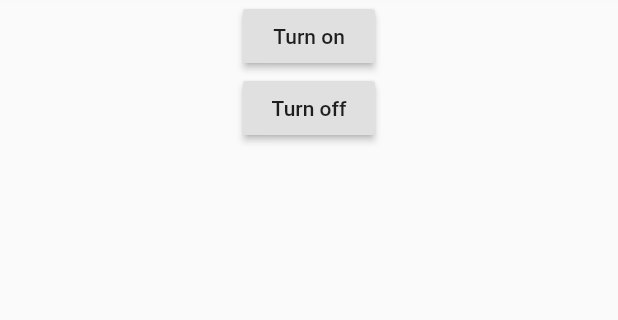
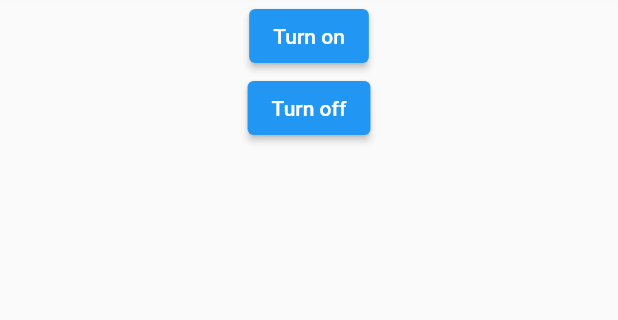
Before and after one commit to RyanYuanHu/flashlight, a Flutter app: the screen it shows after launch, on a phone screen of 412 x 824 dp, the part 108-428 px from its top. Run offline on Flutter 3.47's test engine with Material 2 defaults, Android fonts, the phone set to English and light mode, and no system bars.

Commit message:
add null safety support

```diff
--- a/example/lib/main.dart
+++ b/example/lib/main.dart
@@ -1,8 +1,5 @@
+import 'package:flashlight/flashlight.dart';
 import 'package:flutter/material.dart';
-import 'dart:async';
-
-import 'package:flutter/services.dart';
-import 'package:flashlight/flashlight.dart';
 
 void main() => runApp(MyApp());
 
@@ -38,14 +35,14 @@ class _MyAppState extends State<MyApp> {
         body: Center(
             child: Column(
           children: <Widget>[
-            Text(_hasFlashlight
+            Text(_hasFlashlight!
                 ? 'Your phone has a Flashlight.'
                 : 'Your phone has no Flashlight.'),
-            RaisedButton(
+            ElevatedButton(
               child: Text('Turn on'),
               onPressed: () => Flashlight.lightOn(),
             ),
-            RaisedButton(
+            ElevatedButton(
               child: Text('Turn off'),
               onPressed: () => Flashlight.lightOff(),
             )
```
Also changed, not shown: pubspec.yaml (+9 -5 lines), 1 other file.
